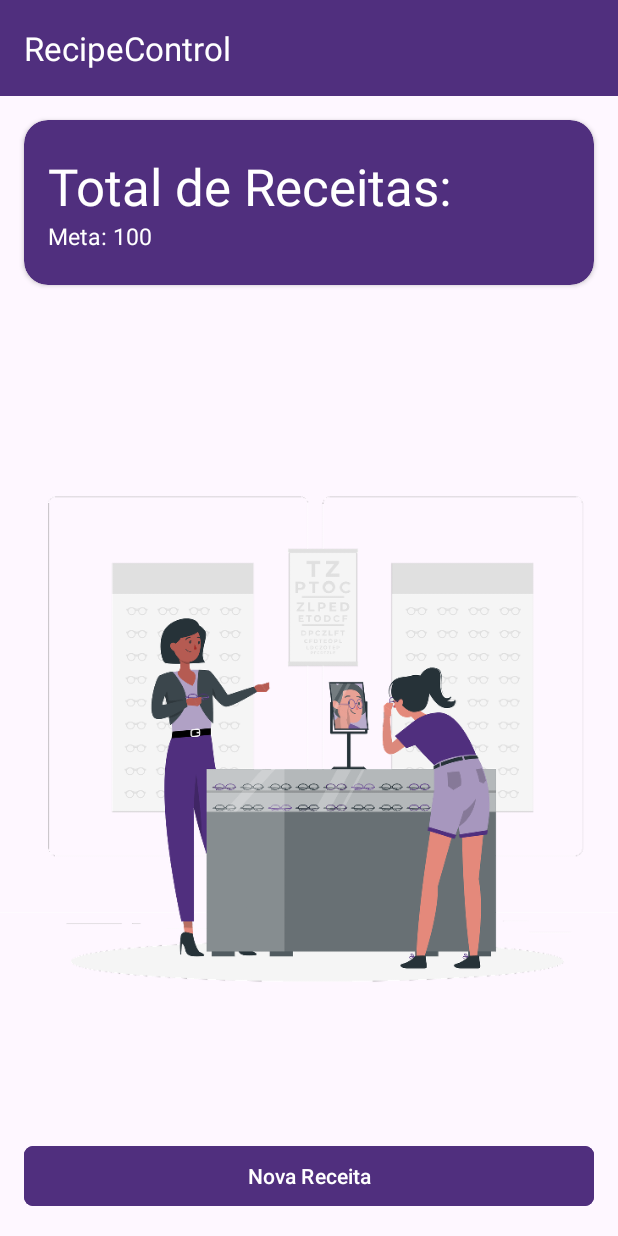
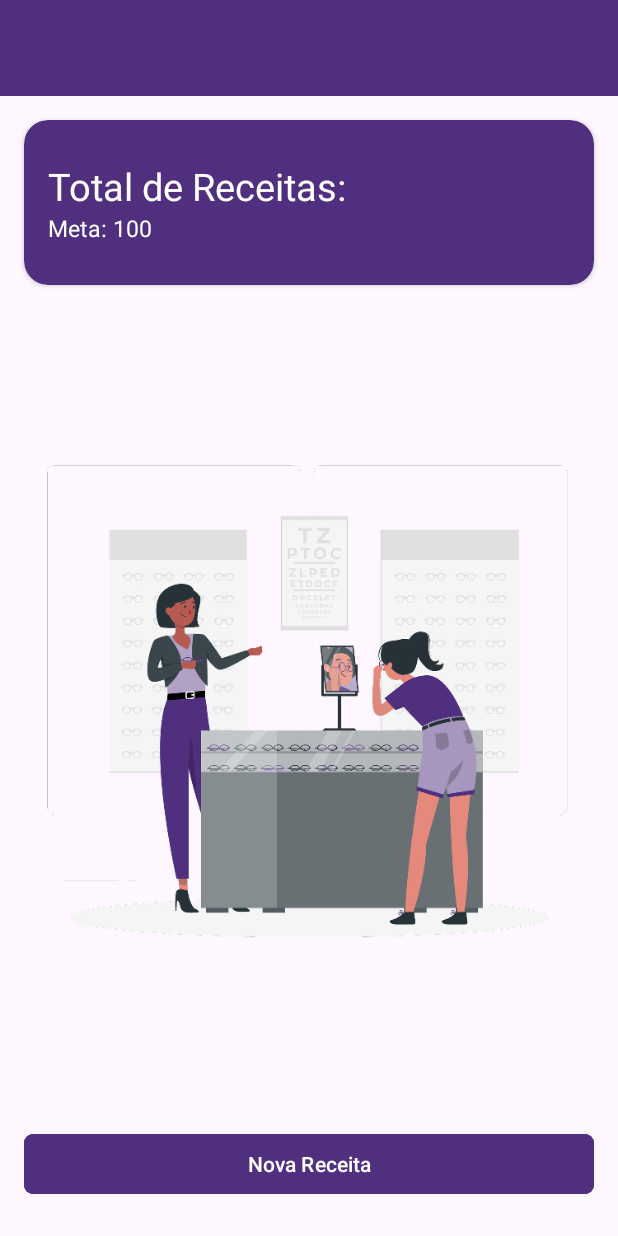
Before and after one commit to JoaoVitor-Dev/RecipeControl, an Android app: the layout activity_main.xml on its own in the app's theme, with its tools: preview values and no code run, on a phone screen of 412 x 824 dp. Run offline under Robolectric (Android 15) with nearby library versions, the phone set to English and light mode, and no system bars.

Commit message:
feat/add toolbar and menu in mainActivity

```diff
--- a/app/src/main/res/layout/activity_main.xml
+++ b/app/src/main/res/layout/activity_main.xml
@@ -5,6 +5,7 @@
     android:id="@+id/main"
     android:layout_width="match_parent"
     android:layout_height="match_parent"
+    android:fitsSystemWindows="true"
     tools:context=".MainActivity">
 
     <androidx.appcompat.widget.Toolbar
@@ -12,14 +13,11 @@
         android:layout_width="match_parent"
         android:layout_height="?attr/actionBarSize"
         android:background="@color/purple"
+        app:titleTextColor="@color/white"
         android:elevation="4dp"
-        android:titleTextColor="@android:color/white"
-        app:layout_constraintEnd_toEndOf="parent"
-        app:layout_constraintStart_toStartOf="parent"
+        app:theme="@style/ThemeOverlay.AppCompat.Dark.ActionBar"
         app:layout_constraintTop_toTopOf="parent"
-        app:title="RecipeControl"
-        app:titleTextColor="@color/white" />
-
+        app:popupTheme="@style/ThemeOverlay.AppCompat.Light" />
 
     <androidx.cardview.widget.CardView
         android:id="@+id/cardTotais"
@@ -45,7 +43,7 @@
                 android:layout_height="wrap_content"
                 android:text="Total de Receitas: "
                 android:textColor="@android:color/white"
-                android:textSize="34sp" />
+                android:textSize="25sp" />
 
             <TextView
                 android:id="@+id/textGoal"
@@ -59,28 +57,30 @@
 
     </androidx.cardview.widget.CardView>
 
+    <ImageView
+        android:id="@+id/imageBackground"
+        android:layout_width="0dp"
+        android:layout_height="0dp"
+        android:layout_marginTop="16dp"
+        android:layout_marginBottom="16dp"
+        app:layout_constraintBottom_toTopOf="@+id/buttonNovaReceita"
+        app:layout_constraintEnd_toEndOf="parent"
+        app:layout_constraintStart_toStartOf="parent"
+        app:layout_constraintTop_toBottomOf="@+id/cardTotais"
+        app:srcCompat="@drawable/optical_shop_rafiki" />
+
     <com.google.android.material.button.MaterialButton
         android:id="@+id/buttonNovaReceita"
-        android:layout_width="0dp"
+        android:layout_width="match_parent"
         android:layout_height="wrap_content"
-        android:layout_margin="16dp"
+        android:layout_marginStart="16dp"
+        android:layout_marginEnd="16dp"
+        android:layout_marginBottom="24dp"
+        android:backgroundTint="@color/purple"
         android:text="Nova Receita"
         app:cornerRadius="6dp"
-        android:backgroundTint="@color/purple"
         app:layout_constraintBottom_toBottomOf="parent"
         app:layout_constraintEnd_toEndOf="parent"
         app:layout_constraintStart_toStartOf="parent" />
 
-    <ImageView
-        android:id="@+id/imageBackground"
-        android:layout_width="423dp"
-        android:layout_height="462dp"
-        app:layout_constraintBottom_toTopOf="@+id/buttonNovaReceita"
-        app:layout_constraintTop_toBottomOf="@+id/cardTotais"
-        app:layout_constraintVertical_bias="0.7"
-        app:srcCompat="@drawable/optical_shop_rafiki"
-        tools:ignore="MissingConstraints"
-        tools:layout_editor_absoluteX="-4dp" />
-
-
 </androidx.constraintlayout.widget.ConstraintLayout>
--- a/app/src/main/res/menu/bottom_navigation_menu.xml
+++ b/app/src/main/res/menu/bottom_navigation_menu.xml
@@ -3,9 +3,9 @@
     <item
         android:id="@+id/nav_home"
         android:icon="@drawable/target"
-        android:title="Home" />
+        android:title="Receitas do Mês" />
     <item
         android:id="@+id/nav_search"
         android:icon="?android:attr/actionModeFindDrawable"
-        android:title="Search" />
+        android:title="Metas" />
 </menu>
```
Also changed, not shown: app/src/main/java/com/joaovitor/recipecontrol/MainActivity.kt (+24 -5 lines).
